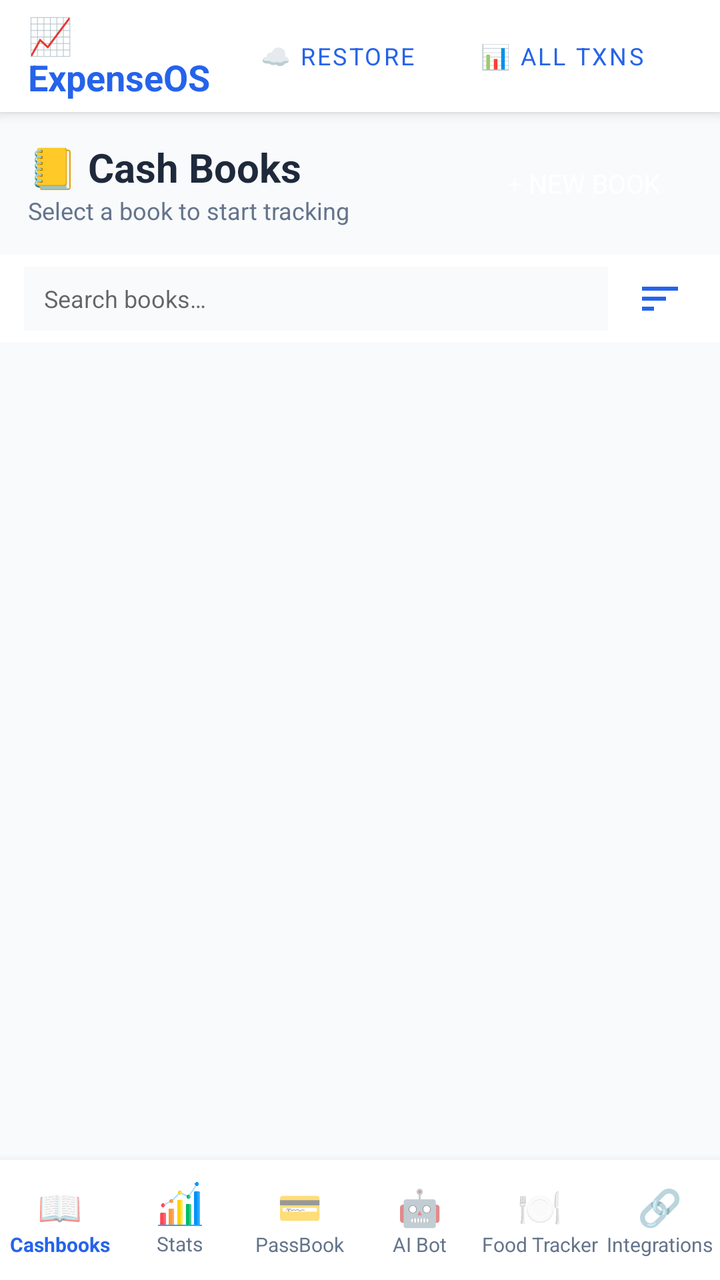
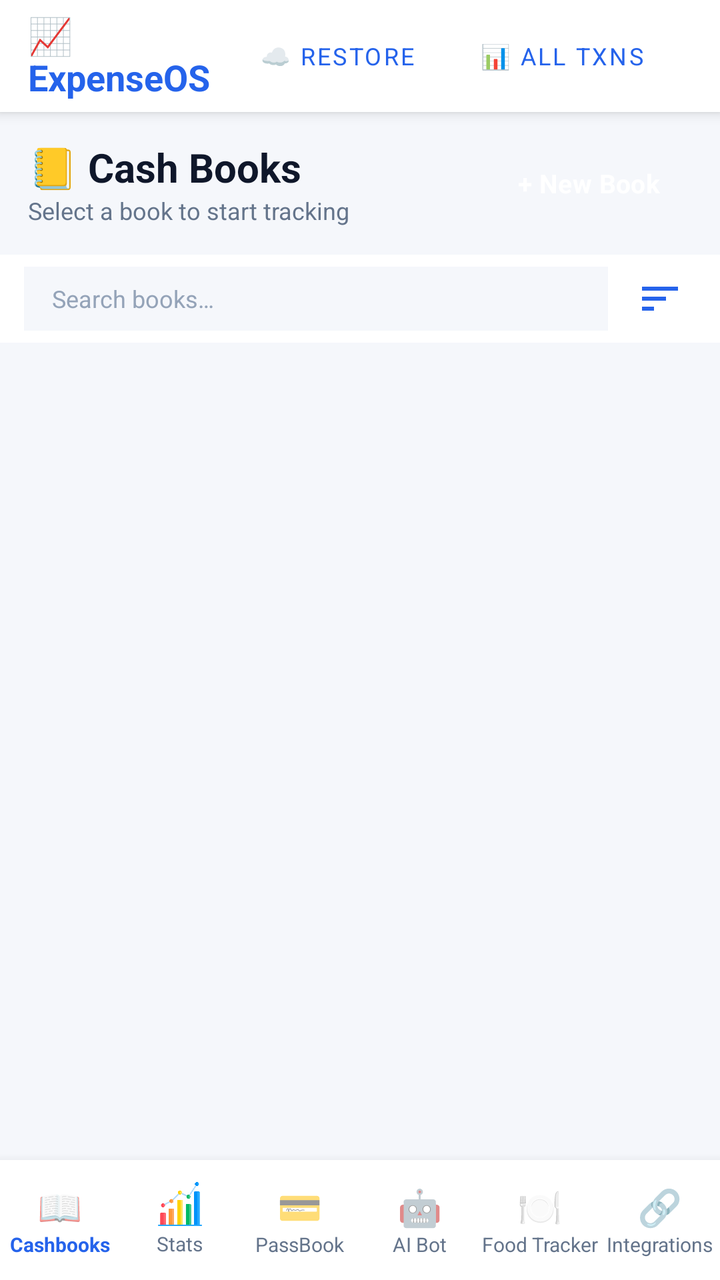

Two renders of the same Android screen: before a commit and after it. Below are the layout's source before the change and the commit's diff.
<!-- AndroidManifest.xml: application theme Theme.ExpenseOS -->
<!-- res/layout/activity_main.xml -->
<?xml version="1.0" encoding="utf-8"?>
<LinearLayout xmlns:android="http://schemas.android.com/apk/res/android"
    android:layout_width="match_parent"
    android:layout_height="match_parent"
    android:background="@color/bg"
    android:orientation="vertical">

    
    <LinearLayout
        android:layout_width="match_parent"
        android:layout_height="56dp"
        android:background="@color/nav_bg"
        android:elevation="4dp"
        android:gravity="center_vertical"
        android:orientation="horizontal"
        android:paddingHorizontal="14dp">

        <TextView
            android:layout_width="0dp"
            android:layout_height="wrap_content"
            android:layout_weight="1"
            android:text="📈 ExpenseOS"
            android:textColor="@color/primary"
            android:textSize="18sp"
            android:textStyle="bold" />

        <Button
            android:id="@+id/btnRestoreCloud"
            style="@style/Widget.MaterialComponents.Button.OutlinedButton"
            android:layout_width="wrap_content"
            android:layout_height="36dp"
            android:text="☁ Restore"
            android:textSize="12sp" />

        <Button
            android:id="@+id/btnAllTxn"
            style="@style/Widget.MaterialComponents.Button.OutlinedButton"
            android:layout_width="wrap_content"
            android:layout_height="36dp"
            android:layout_marginEnd="8dp"
            android:text="📊 All Txns"
            android:textSize="12sp" />
    </LinearLayout>

    
    <LinearLayout
        android:layout_width="match_parent"
        android:layout_height="0dp"
        android:layout_weight="1"
        android:orientation="vertical">

        
        <LinearLayout
            android:layout_width="match_parent"
            android:layout_height="wrap_content"
            android:gravity="center_vertical"
            android:orientation="horizontal"
            android:padding="14dp">

            <LinearLayout
                android:layout_width="0dp"
                android:layout_height="wrap_content"
                android:layout_weight="1"
                android:orientation="vertical">

                <TextView
                    android:layout_width="wrap_content"
                    android:layout_height="wrap_content"
                    android:text="📒 Cash Books"
                    android:textColor="@color/text"
                    android:textSize="20sp"
                    android:textStyle="bold" />

                <TextView
                    android:layout_width="wrap_content"
                    android:layout_height="wrap_content"
                    android:text="Select a book to start tracking"
                    android:textColor="@color/text_muted"
                    android:textSize="12sp" />
            </LinearLayout>

            <Button
                android:id="@+id/btnNewBook"
                style="@style/BtnPrimary"
                android:layout_width="wrap_content"
                android:layout_height="40dp"
                android:text="+ New Book"
                android:textSize="13sp" />
        </LinearLayout>

        
        <LinearLayout
            android:layout_width="match_parent"
            android:layout_height="44dp"
            android:background="@color/nav_bg"
            android:gravity="center_vertical"
            android:orientation="horizontal"
            android:paddingHorizontal="12dp"
            android:paddingVertical="6dp">

            <EditText
                android:id="@+id/etBookSearch"
                android:layout_width="0dp"
                android:layout_height="match_parent"
                android:layout_marginEnd="8dp"
                android:layout_weight="1"
                android:background="#F8FAFC"
                android:hint="Search books…"
                android:paddingHorizontal="10dp"
                android:textSize="12sp" />

            <ImageButton
                android:id="@+id/btnBookSort"
                android:layout_width="36dp"
                android:layout_height="36dp"
                android:background="?attr/selectableItemBackgroundBorderless"
                android:contentDescription="Sort books"
                android:padding="6dp"
                android:src="@drawable/ic_sort"
                android:tint="@color/primary" />
        </LinearLayout>

        
        <androidx.recyclerview.widget.RecyclerView
            android:id="@+id/rvBooks"
            android:layout_width="match_parent"
            android:layout_height="match_parent"
            android:clipToPadding="false"
            android:padding="6dp" />
    </LinearLayout>

    
    <LinearLayout
        android:layout_width="match_parent"
        android:layout_height="60dp"
        android:background="@android:color/white"
        android:elevation="8dp"
        android:orientation="horizontal">

        <LinearLayout
            android:id="@+id/navCashbooks"
            android:layout_width="0dp"
            android:layout_height="match_parent"
            android:layout_weight="1"
            android:background="?attr/selectableItemBackground"
            android:clickable="true"
            android:focusable="true"
            android:gravity="center"
            android:orientation="vertical">

            <TextView
                android:layout_width="wrap_content"
                android:layout_height="wrap_content"
                android:text="📖"
                android:textSize="18sp" />

            <TextView
                android:id="@+id/navCashbooksLabel"
                android:layout_width="wrap_content"
                android:layout_height="wrap_content"
                android:text="Cashbooks"
                android:textColor="@color/primary"
                android:textSize="10sp"
                android:textStyle="bold" />
        </LinearLayout>

        <LinearLayout
            android:id="@+id/navStats"
            android:layout_width="0dp"
            android:layout_height="match_parent"
            android:layout_weight="1"
            android:background="?attr/selectableItemBackground"
            android:clickable="true"
            android:focusable="true"
            android:gravity="center"
            android:orientation="vertical">

            <ImageView
                android:layout_width="22dp"
                android:layout_height="22dp"
                android:src="@drawable/ic_stats" />

            <TextView
                android:id="@+id/navStatsLabel"
                android:layout_width="wrap_content"
                android:layout_height="wrap_content"
                android:layout_marginTop="2dp"
                android:text="Stats"
                android:textColor="@color/text_muted"
                android:textSize="10sp" />
        </LinearLayout>
        
        <LinearLayout
            android:id="@+id/navPassbook"
            android:layout_width="0dp"
            android:layout_height="match_parent"
            android:layout_weight="1"
            android:background="?attr/selectableItemBackground"
            android:clickable="true"
            android:focusable="true"
            android:gravity="center"
            android:orientation="vertical">

            <TextView
                android:layout_width="wrap_content"
                android:layout_height="wrap_content"
                android:text="💳"
                android:textSize="18sp" />

            <TextView
                android:id="@+id/navPassbookLabel"
                android:layout_width="wrap_content"
                android:layout_height="wrap_content"
                android:text="PassBook"
                android:textColor="@color/text_muted"
                android:textSize="10sp" />
        </LinearLayout>

        
        <LinearLayout
            android:id="@+id/navAiAssistant"
            android:layout_width="0dp"
            android:layout_height="match_parent"
            android:layout_weight="1"
            android:background="?attr/selectableItemBackground"
            android:clickable="true"
            android:focusable="true"
            android:gravity="center"
            android:orientation="vertical">

            <TextView
                android:layout_width="wrap_content"
                android:layout_height="wrap_content"
                android:text="🤖"
                android:textSize="18sp" />

            <TextView
                android:id="@+id/navAiAssistantLabel"
                android:layout_width="wrap_content"
                android:layout_height="wrap_content"
                android:text="AI Bot"
                android:textColor="@color/text_muted"
                android:textSize="10sp" />
        </LinearLayout>

        

        
        <LinearLayout
            android:id="@+id/navFoodTracker"
            android:layout_width="0dp"
            android:layout_height="match_parent"
            android:layout_weight="1"
            android:background="?attr/selectableItemBackground"
            android:clickable="true"
            android:focusable="true"
            android:gravity="center"
            android:orientation="vertical">

            <TextView
                android:layout_width="wrap_content"
                android:layout_height="wrap_content"
                android:text="🍽"
                android:textSize="18sp" />

            <TextView
                android:id="@+id/navFoodTrackerLabel"
                android:layout_width="wrap_content"
                android:layout_height="wrap_content"
                android:text="Food Tracker"
                android:textColor="@color/text_muted"
                android:textSize="10sp" />
        </LinearLayout>

        <LinearLayout
            android:id="@+id/navIntegrations"
            android:layout_width="0dp"
            android:layout_height="match_parent"
            android:layout_weight="1"
            android:background="?attr/selectableItemBackground"
            android:clickable="true"
            android:focusable="true"
            android:gravity="center"
            android:orientation="vertical">

            <TextView
                android:layout_width="wrap_content"
                android:layout_height="wrap_content"
                android:text="🔗"
                android:textSize="18sp" />

            <TextView
                android:id="@+id/navIntegrationsLabel"
                android:layout_width="wrap_content"
                android:layout_height="wrap_content"
                android:text="Integrations"
                android:textColor="@color/text_muted"
                android:textSize="10sp" />
        </LinearLayout>
    </LinearLayout>
</LinearLayout>
<!-- resources referenced by this layout -->
<resources>
  <color name="bg">#F8FAFC</color>
  <color name="text">#1E293B</color>
  <!-- drawable ic_stats: png bitmap (drawable, 12197 bytes) -->
  <style name="BtnPrimary" parent="Widget.MaterialComponents.Button">
          <item name="backgroundTint">@color/primary</item>
          <item name="android:textColor">@color/white</item>
          <item name="cornerRadius">8dp</item>
          <item name="android:letterSpacing">0</item>
      </style>
  <style name="Theme.ExpenseOS" parent="Theme.MaterialComponents.Light.NoActionBar">
          <item name="colorPrimary">@color/primary</item>
          <item name="colorPrimaryDark">@color/primary_dark</item>
          <item name="colorAccent">@color/primary</item>
          <item name="android:windowBackground">@color/bg</item>
          <item name="android:fontFamily">sans-serif</item>
          <item name="android:statusBarColor">@color/primary_dark</item>
      </style>
  <color name="white">#FFFFFF</color>
  <!-- unchanged entries left out for length: 5 -->
</resources>

<!-- the commit's change to res/layout/activity_main.xml (unified diff, before → after) -->
@@ -104,7 +104,7 @@
                 android:layout_height="match_parent"
                 android:layout_marginEnd="8dp"
                 android:layout_weight="1"
-                android:background="#F8FAFC"
+                android:background="@color/bg"
                 android:hint="Search books…"
                 android:paddingHorizontal="10dp"
                 android:textSize="12sp" />
@@ -133,7 +133,7 @@
     <LinearLayout
         android:layout_width="match_parent"
         android:layout_height="60dp"
-        android:background="@android:color/white"
+        android:background="@color/bg_card"
         android:elevation="8dp"
         android:orientation="horizontal">
 
<!-- resource entries referenced after the edit -->
@@ -1,23 +1,107 @@
 <!-- resources referenced by this layout -->
 <resources>
-  <color name="bg">#F8FAFC</color>
-  <color name="text">#1E293B</color>
-  <!-- drawable ic_stats: png bitmap (drawable, 12197 bytes) -->
-  <style name="BtnPrimary" parent="Widget.MaterialComponents.Button">
+  <color name="bg">#F5F7FB</color>
+  <color name="bg_card">#FFFFFF</color>
+  <color name="text">#0F172A</color>
+  <!-- drawable ic_stats: png bitmap (drawable, 13257 bytes) -->
+  <style name="BtnPrimary" parent="BtnBase">
           <item name="backgroundTint">@color/primary</item>
-          <item name="android:textColor">@color/white</item>
-          <item name="cornerRadius">8dp</item>
-          <item name="android:letterSpacing">0</item>
+          <item name="android:textColor">@color/on_primary</item>
       </style>
-  <style name="Theme.ExpenseOS" parent="Theme.MaterialComponents.Light.NoActionBar">
+  <style name="Theme.ExpenseOS" parent="Theme.MaterialComponents.DayNight.NoActionBar">
           <item name="colorPrimary">@color/primary</item>
+          <item name="colorPrimaryVariant">@color/primary_dark</item>
           <item name="colorPrimaryDark">@color/primary_dark</item>
+          <item name="colorOnPrimary">@color/on_primary</item>
+          <item name="colorSecondary">@color/secondary</item>
+          <item name="colorSecondaryVariant">@color/secondary_dark</item>
+          <item name="colorOnSecondary">@color/on_primary</item>
           <item name="colorAccent">@color/primary</item>
+          <item name="colorSurface">@color/surface</item>
+          <item name="colorOnSurface">@color/text</item>
+          <item name="colorOnBackground">@color/text</item>
+          <item name="colorError">@color/danger</item>
+          <item name="android:colorBackground">@color/bg</item>
           <item name="android:windowBackground">@color/bg</item>
+  
+          <item name="android:textColorPrimary">@color/text</item>
+          <item name="android:textColorSecondary">@color/text_muted</item>
+          <item name="android:textColorHint">@color/text_hint</item>
           <item name="android:fontFamily">sans-serif</item>
-          <item name="android:statusBarColor">@color/primary_dark</item>
+          <item name="fontFamily">sans-serif</item>
+  
+          
+          <item name="android:statusBarColor">@color/bg</item>
+          <item name="android:navigationBarColor">@color/nav_bg</item>
+          <item name="android:windowLightStatusBar">true</item>
+          <item name="android:windowLightNavigationBar" tools:targetApi="o_mr1">true</item>
+          <item name="android:forceDarkAllowed" tools:targetApi="q">false</item>
+  
+          
+          <item name="editTextStyle">@style/Widget.ExpenseOS.EditText</item>
+          <item name="materialAlertDialogTheme">@style/ThemeOverlay.ExpenseOS.Dialog</item>
+          <item name="bottomSheetDialogTheme">@style/ThemeOverlay.ExpenseOS.BottomSheet</item>
+          <item name="android:windowAnimationStyle">@style/Animation.ExpenseOS.Window</item>
+          <item name="android:windowActivityTransitions">true</item>
+          <item name="android:windowContentTransitions">true</item>
       </style>
-  <color name="white">#FFFFFF</color>
+  <style name="BtnBase" parent="Widget.MaterialComponents.Button">
+          <item name="android:textSize">@dimen/type_subtitle</item>
+          <item name="android:textStyle">bold</item>
+          <item name="android:letterSpacing">0.01</item>
+          <item name="android:textAllCaps">false</item>
+          <item name="android:minHeight">@dimen/touch_target</item>
+          <item name="android:insetTop">0dp</item>
+          <item name="android:insetBottom">0dp</item>
+          <item name="cornerRadius">14dp</item>
+          <item name="android:stateListAnimator">@null</item>
+      </style>
+  <color name="on_primary">#FFFFFF</color>
+  <color name="secondary">#0F766E</color>
+  <color name="secondary_dark">#115E59</color>
+  <color name="surface">#FFFFFF</color>
+  <color name="danger">#E11D48</color>
+  <color name="text_hint">#94A3B8</color>
+  <style name="Widget.ExpenseOS.EditText" parent="Widget.AppCompat.EditText">
+          <item name="android:textSize">@dimen/type_body</item>
+          <item name="android:textColor">@color/text</item>
+          <item name="android:textColorHint">@color/text_hint</item>
+          <item name="android:paddingStart">14dp</item>
+          <item name="android:paddingEnd">14dp</item>
+          <item name="android:minHeight">@dimen/input_height</item>
+      </style>
+  <style name="ThemeOverlay.ExpenseOS.Dialog" parent="ThemeOverlay.MaterialComponents.MaterialAlertDialog">
+          <item name="colorPrimary">@color/primary</item>
+          <item name="colorSurface">@color/surface</item>
+          <item name="colorOnSurface">@color/text</item>
+          <item name="shapeAppearanceOverlay">@style/ShapeAppearance.ExpenseOS.Dialog</item>
+          <item name="android:windowMinWidthMajor">84%</item>
+          <item name="android:windowMinWidthMinor">84%</item>
+      </style>
+  <style name="ThemeOverlay.ExpenseOS.BottomSheet" parent="ThemeOverlay.MaterialComponents.BottomSheetDialog">
+          <item name="bottomSheetStyle">@style/Widget.ExpenseOS.BottomSheet</item>
+      </style>
+  <style name="Animation.ExpenseOS.Window" parent="@android:style/Animation.Activity">
+          <item name="android:activityOpenEnterAnimation">@anim/screen_enter</item>
+          <item name="android:activityOpenExitAnimation">@anim/screen_exit</item>
+          <item name="android:activityCloseEnterAnimation">@anim/screen_pop_enter</item>
+          <item name="android:activityCloseExitAnimation">@anim/screen_pop_exit</item>
+      </style>
+  <style name="ShapeAppearance.ExpenseOS.Dialog" parent="ShapeAppearance.MaterialComponents.MediumComponent">
+          <item name="cornerFamily">rounded</item>
+          <item name="cornerSize">26dp</item>
+      </style>
+  <style name="Widget.ExpenseOS.BottomSheet" parent="Widget.MaterialComponents.BottomSheet.Modal">
+          <item name="shapeAppearanceOverlay">@style/ShapeAppearance.ExpenseOS.Sheet</item>
+          <item name="backgroundTint">@color/surface</item>
+      </style>
+  <style name="ShapeAppearance.ExpenseOS.Sheet" parent="">
+          <item name="cornerFamily">rounded</item>
+          <item name="cornerSizeTopLeft">26dp</item>
+          <item name="cornerSizeTopRight">26dp</item>
+          <item name="cornerSizeBottomLeft">0dp</item>
+          <item name="cornerSizeBottomRight">0dp</item>
+      </style>
   <!-- unchanged entries left out for length: 5 -->
 </resources>
 
